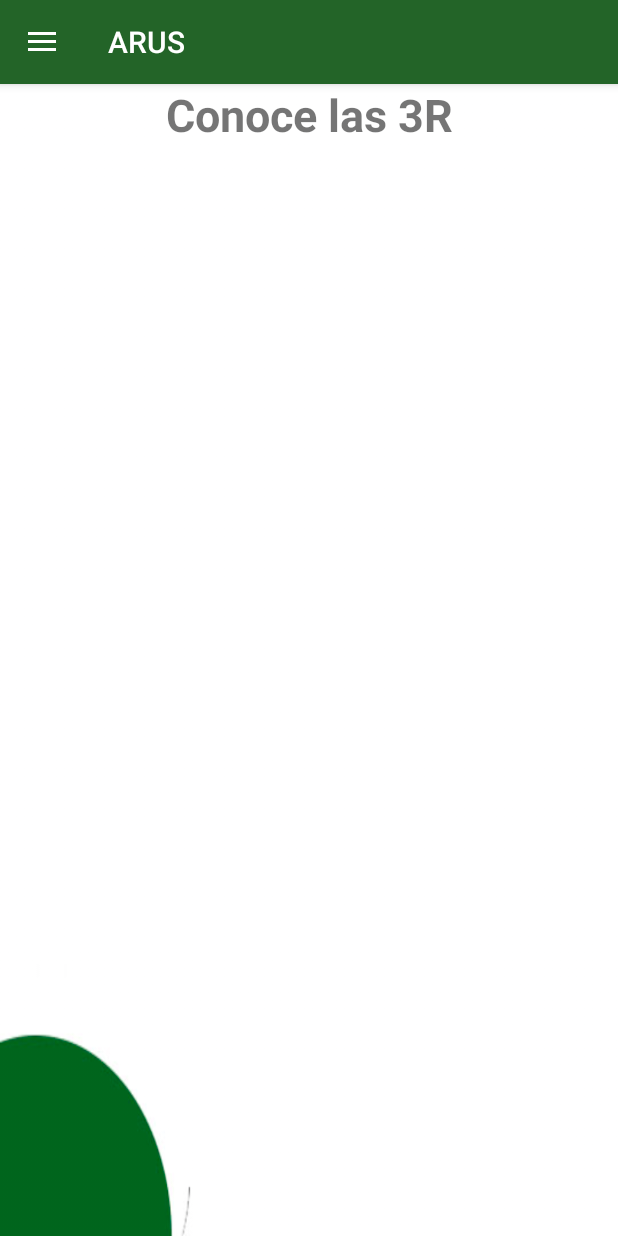
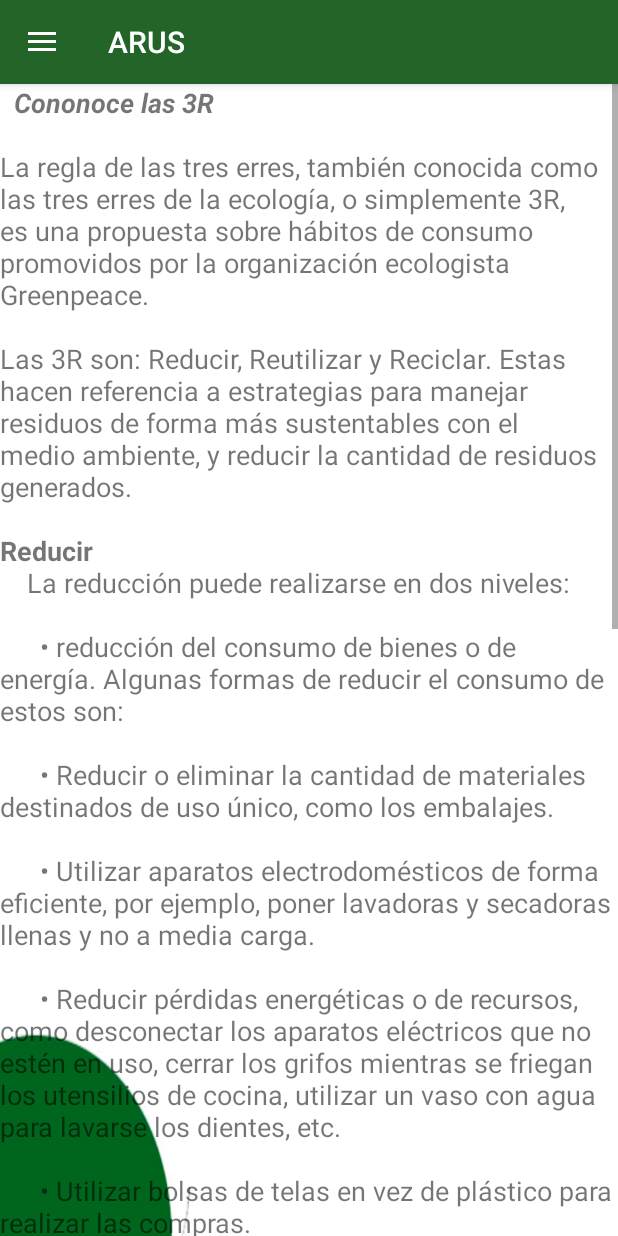
Before and after one commit to v13carol/PROYECTO_ARUS, an Android app: the screen it shows after launch (MainActivity), in the side drawer, after a tap on "Conocer las 3R", on a phone screen of 412 x 824 dp. Run offline under Robolectric (Android 15) with nearby library versions, the phone set to English and light mode, and no system bars.

Commit message:
Pantallas con la información de Conoce las 3R y pantalla e Desechos Normales

```diff
--- a/app/src/main/java/ds6/dpc/fisc/utp/arus/Fragment1.java
+++ b/app/src/main/java/ds6/dpc/fisc/utp/arus/Fragment1.java
@@ -14,6 +14,7 @@ public class Fragment1 extends Fragment {
     @Override
     public View onCreateView(LayoutInflater inflater, ViewGroup container,
                              Bundle savedInstanceState) {
+
         // Inflate the layout for this fragment
         return inflater.inflate(R.layout.fragment_fragment1, container, false);
     }
--- a/app/src/main/res/layout/fragment_fragment1.xml
+++ b/app/src/main/res/layout/fragment_fragment1.xml
@@ -1,17 +1,29 @@
 <?xml version="1.0" encoding="utf-8"?>
 <FrameLayout xmlns:android="http://schemas.android.com/apk/res/android"
+    xmlns:app="http://schemas.android.com/apk/res-auto"
     xmlns:tools="http://schemas.android.com/tools"
     android:layout_width="match_parent"
     android:layout_height="match_parent"
     tools:context=".Fragment1">
 
-    <TextView
-        android:id="@+id/contenedor1"
-        android:layout_width="match_parent"
-        android:layout_height="match_parent"
-        android:text="@string/contenedor1"
-        android:textAlignment="center"
-        android:textSize="30dp"
-        android:textStyle="bold" />
+
+    <ScrollView
+        android:layout_width="wrap_content"
+        android:layout_height="wrap_content">
+
+
+        <TextView
+            android:id="@+id/textView"
+            android:layout_width="match_parent"
+            android:layout_height="match_parent"
+            android:text="@string/tresR"
+            android:textSize="18dp"
+           />
+
+
+
+    </ScrollView>
+
+
 
 </FrameLayout>
--- a/app/src/main/res/values/strings.xml
+++ b/app/src/main/res/values/strings.xml
@@ -16,5 +16,56 @@
     <string name="contenedor5">Ubicación de Reciclado</string>
     <string name="contenedor6">Sistema Urbano de Reciclaje y Aseo</string>
 
+    <!-- Parrafo de 3R -->
+    <string name="tresR">
+       <i> <b>Cononoce las 3R</b> </i>
+        \n\nLa regla de las tres erres, también conocida como las tres erres de la ecología, o simplemente 3R, es una propuesta sobre hábitos de consumo promovidos por la organización ecologista Greenpeace.
+        \n\nLas 3R son: Reducir, Reutilizar y Reciclar. Estas hacen referencia a estrategias para manejar residuos de forma más sustentables con el medio ambiente, y reducir la cantidad de residuos generados.
+
+        \n\n<b>Reducir</b>
+\n\t La reducción puede realizarse en dos niveles:
+        \n       \n\t\t• reducción del consumo de bienes o de energía. Algunas formas de reducir el consumo de estos son:
+\n     \n\t\t• Reducir o eliminar la cantidad de materiales destinados de uso único, como los embalajes.
+\n     \n\t\t• Utilizar aparatos electrodomésticos de forma eficiente, por ejemplo, poner lavadoras y secadoras llenas y no a media carga.
+\n     \n\t\t•	Reducir pérdidas energéticas o de recursos, como desconectar los aparatos eléctricos que no estén en uso, cerrar los grifos mientras se friegan los utensilios de cocina, utilizar un vaso con agua para lavarse los dientes, etc.
+\n     \n\t\t•	Utilizar bolsas de telas en vez de plástico para realizar las compras.
+\n     \n\t\t•	Manejar documentos de forma digital cuando sea posible, para disminuir la cantidad de papel consumida.
+
+
+\n\n\n<b>Reutilizar</b>
+\nConsiste en darle una segunda vida útil a los objetos, a través de la reparación o adaptación de los mismos para un uso diferente. Ejemplos:
+\n\n\t\t•	Utilizar la otra cara de hojas impresas, o imprimir en ambas caras.
+\n\n\t\t•	Rellenar botellas en lugar de desecharlas.
+\n\n\t\t•	Teñir prendas de ropa que tengan manchas y emparchar o zurcir las que tengan rupturas.
+\n\n\t\t•	Utilizar los envases de plástico de productos que se han terminado, para guardar otras cosas.
+
+\n\n\n<b>Reciclar</b>
+\nEsta es una de las erres más populares, ya que el sistema de consumo actual ha adoptado el uso de envases de materiales reciclables (plásticos y Tetra Pak, sobre todo), pero no biodegradables. Ejemplo:
+\n\n\t\t\t•	El vidrio y la mayoría de plásticos se pueden reciclar. En fábricas, estos materiales se calientan hasta fundirse o derretirse y luego se les da una nueva forma.
+\n\n\t\t\t•	El papel es transformado en pulpa para generar otros materiales similares.
+\n\n\t\t\t•	En la página <a href="http://www.inforeciclaje.com/">aaaa</a> se brinda una guía detallada del reciclaje de otros materiales.
+
+ </string>
+
+    <!-- Parrafo de Desechos Normales -->
+    <string name="DesechosNormales">
+        <b>Desechos Normales</b>
+        \n\n<b>Residuos Domésticos</b>
+\nLos residuos domésticos, también llamados residuos sólidos urbanos, son un tipo de residuo que incluye principalmente basura doméstica y, esporádicamente, productos industriales. Casi siempre son sólidos, algunas veces líquidos (pinturas, productos de limpieza, etc.), y raras veces, gaseosos (humo de chimeneas).
+\n\nLos desechos sólidos, a su vez, se pueden organizar en 5 categorías:
+\n\n\t\t\t•	Biodegradables: Son sobras de alimentos y similares, que no se consideran contaminantes, porque se degradan rápidamente.
+\n\n\t\t\t•	Reciclables: Constituyen los materiales que pueden ser separados para el reciclaje. Entre los principales, tenemos papel, cartón, vidrio, envases plásticos y otros.
+\n\n\t\t\t•	Inertes: Son aquellos residuos de la limpieza y construcción, como polvo, piedras, bloques y ladrillos.
+\n\n\t\t\t•	Compuestos: Generalmente son prendas de vestir y algunos juguetes plásticos.\n•	Peligrosos: Pueden representar un riesgo para la salud y/o el medio ambiente, debido a su composición química. Principalmente son medicamentos, electrodomésticos, fertilizantes, plaguicidas, baterías, pinturas, productos de limpieza, productos para automóviles.
+
+\n\n\nLos desechos peligrosos son difíciles de controlar porque se generan en poca cantidad, pero en muchos lugares. A pesar de esto, se pueden manejar de varias formas:
+\n\n\t\t\t•	Reutilización de productos como la pintura.
+\n\n\t\t\t•	Reciclaje: hasta el 80% de la pintura recogida puede ser mezclada y reprocesada para su uso; de las baterías se pueden recuperar algunos metales.
+\n\n\t\t\t•	Recuperación: los disolventes y diluyentes de las pinturas pueden ser tamizados y mezclados, formando así un compuesto combustible; el aceite de motor usado puede ser recogido para procesarse nuevamente.
+\n\n\t\t\t•	Eliminación segura: para algunos productos, la mejor opción es la eliminación o almacenaje, como es el caso de los pesticidas o las pilas (sólo posible en algunos países).
+
+    </string>
+
+
 
 </resources>
```
Also changed, not shown: app/src/main/res/layout/fragment_fragment2.xml (+16 -8 lines), app/src/main/res/drawable/r.jpg (added).
